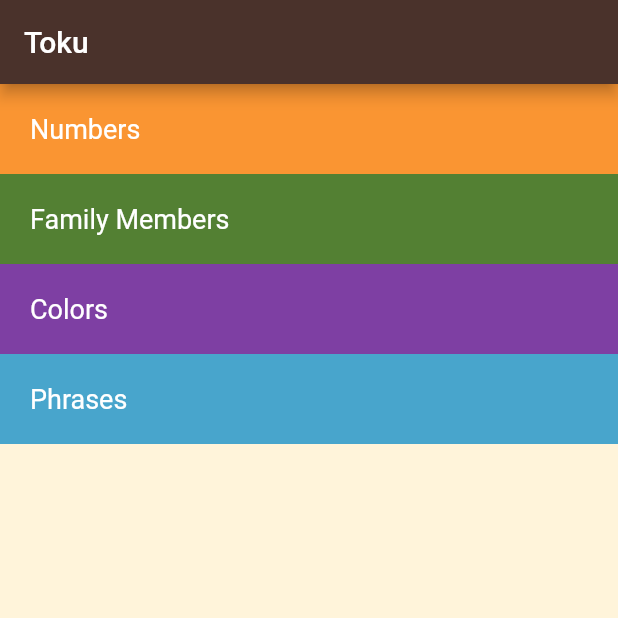
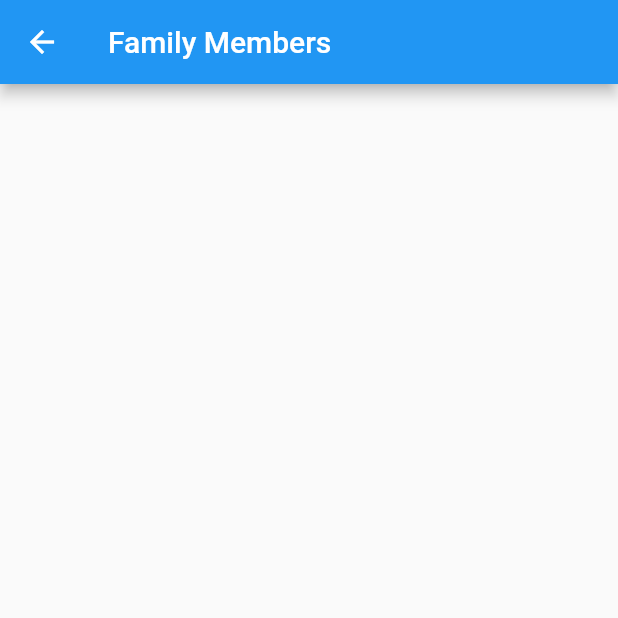
Before and after one commit to kenawey/TokuApp, a Flutter app: the screen it shows after launch, after a tap on "Family Members", on a phone screen of 412 x 824 dp, the top half of it. Run offline on Flutter 3.47's test engine with Material 2 defaults, Android fonts, the phone set to English and light mode, and no system bars.

```diff
--- /dev/null
+++ b/lib/models/color.dart
@@ -0,0 +1,5 @@
+class TokuColor {
+  final String japaniseName;
+  final String englishName;
+  const TokuColor({required this.japaniseName, required this.englishName});
+}
--- /dev/null
+++ b/lib/screens/family_screen.dart
@@ -0,0 +1,14 @@
+import 'package:flutter/material.dart';
+
+class FamilyScreen extends StatelessWidget {
+  const FamilyScreen({super.key});
+
+  @override
+  Widget build(BuildContext context) {
+    return Scaffold(
+      appBar: AppBar(
+        title: Text("Family Members"),
+      ),
+    );
+  }
+}
--- a/lib/screens/home_screen.dart
+++ b/lib/screens/home_screen.dart
@@ -1,7 +1,10 @@
 import 'package:flutter/material.dart';
 
 import '../components/home_screen_component.dart';
-import '../screens/numbers_screen.dart';
+import 'color_screen.dart';
+import 'family_screen.dart';
+import 'numbers_screen.dart';
+import 'phrases_screen.dart';
 
 class HomeScreen extends StatelessWidget {
   const HomeScreen({super.key});
@@ -44,17 +47,27 @@ class HomeScreen extends StatelessWidget {
             },
           ),
           GestureDetector(
-            child: HomeItem(color: Color(0xff538033), txt: "Family Members"),
-            onTap: () {
-              /* Navigator.push(context, MaterialPageRoute(builder: (context) {
-                return NumbersScreen();*/
-            },
-          ),
+              child: HomeItem(color: Color(0xff538033), txt: "Family Members"),
+              onTap: () {
+                Navigator.push(context,
+                    MaterialPageRoute(builder: (context) => FamilyScreen()));
+              }),
+
           GestureDetector(
             child: HomeItem(color: Color(0xff7e3fa3), txt: "Colors"),
+            onTap: () => Navigator.push(
+                context,
+                MaterialPageRoute(
+                  builder: (context) => ColorScreen(),
+                )),
           ),
           GestureDetector(
             child: HomeItem(color: Color(0xff48a5cc), txt: "Phrases"),
+            onTap: () => Navigator.push(
+                context,
+                MaterialPageRoute(
+                  builder: (context) => PhrasesScreen(),
+                )),
           ),
           // Container(
           //   width: double.infinity,
```
Also changed, not shown: lib/components/colors_component.dart (added, +10 -0 lines), lib/components/numbers_screen_component.dart (+11 -3 lines), lib/screens/color_screen.dart (added, +14 -0 lines), lib/screens/numbers_screen.dart (+7 -2 lines), lib/screens/phrases_screen.dart (added, +14 -0 lines), pubspec.yaml (+7 -0 lines), pubspec.lock, 5 other files.
